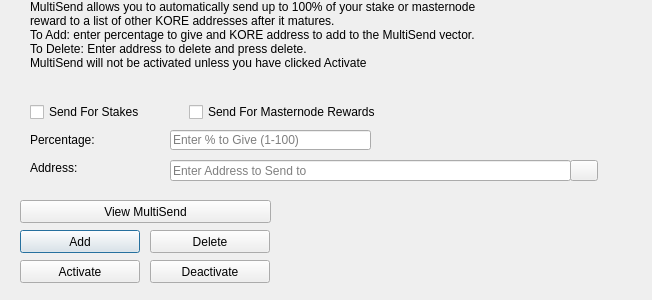
Above: src/qt/forms/multisenddialog.ui from Kore-Core/KORE before the change. Below: the same form after it.
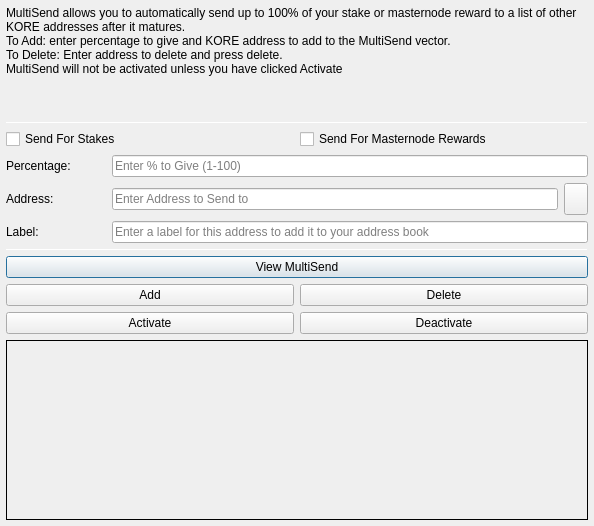
That is the form after the change. Icons and pictures are not drawn.

Diff of the .ui file:
```diff
--- a/src/qt/forms/multisenddialog.ui
+++ b/src/qt/forms/multisenddialog.ui
@@ -9,54 +9,30 @@
    <rect>
     <x>0</x>
     <y>0</y>
-    <width>652</width>
-    <height>300</height>
+    <width>594</width>
+    <height>526</height>
    </rect>
   </property>
   <property name="windowTitle">
    <string>MultiSend</string>
   </property>
-  <widget class="QLineEdit" name="multiSendPercentEdit">
-   <property name="geometry">
-    <rect>
-     <x>170</x>
-     <y>130</y>
-     <width>201</width>
-     <height>20</height>
-    </rect>
+  <layout class="QVBoxLayout" name="verticalLayout" stretch="0">
+   <property name="leftMargin">
+    <number>6</number>
    </property>
-   <property name="toolTip">
-    <string>Enter whole numbers 1 - 100</string>
+   <property name="topMargin">
+    <number>6</number>
    </property>
-   <property name="placeholderText">
-    <string>Enter % to Give (1-100)</string>
+   <property name="rightMargin">
+    <number>6</number>
    </property>
-  </widget>
-  <widget class="QLineEdit" name="multiSendAddressEdit">
-   <property name="geometry">
-    <rect>
-     <x>170</x>
-     <y>160</y>
-     <width>401</width>
-     <height>21</height>
-    </rect>
+   <property name="bottomMargin">
+    <number>6</number>
    </property>
-   <property name="toolTip">
-    <string/>
-   </property>
-   <property name="placeholderText">
-    <string>Enter Address to Send to</string>
-   </property>
-  </widget>
+   <item>
+    <layout class="QVBoxLayout" name="verticalLayout_Main" stretch="1,1,1,0,1,1,1">
+     <item>
   <widget class="QLabel" name="label_2">
-   <property name="geometry">
-    <rect>
-     <x>30</x>
-     <y>0</y>
-     <width>451</width>
-     <height>121</height>
-    </rect>
-   </property>
    <property name="lineWidth">
     <number>1</number>
    </property>
@@ -73,88 +49,55 @@
     <bool>true</bool>
    </property>
   </widget>
-  <widget class="QLabel" name="message">
-   <property name="geometry">
-    <rect>
-     <x>290</x>
-     <y>200</y>
-     <width>351</width>
-     <height>91</height>
-    </rect>
-   </property>
-   <property name="text">
-    <string/>
-   </property>
-  </widget>
-  <widget class="QPushButton" name="addButton">
-   <property name="geometry">
-    <rect>
-     <x>20</x>
-     <y>230</y>
-     <width>120</width>
-     <height>23</height>
-    </rect>
-   </property>
-   <property name="toolTip">
-    <string/>
-   </property>
-   <property name="statusTip">
-    <string>Add to MultiSend Vector</string>
-   </property>
-   <property name="text">
-    <string>Add</string>
-   </property>
-  </widget>
-  <widget class="QPushButton" name="disableButton">
-   <property name="geometry">
-    <rect>
-     <x>150</x>
-     <y>260</y>
-     <width>120</width>
-     <height>23</height>
-    </rect>
-   </property>
-   <property name="statusTip">
-    <string>Deactivate MultiSend</string>
-   </property>
+     </item>
+     <item>
+      <widget class="Line" name="line">
+       <property name="minimumSize">
+        <size>
+         <width>0</width>
+         <height>1</height>
+        </size>
+       </property>
+       <property name="maximumSize">
+        <size>
+         <width>16777215</width>
+         <height>1</height>
+        </size>
+       </property>
+       <property name="orientation">
+        <enum>Qt::Horizontal</enum>
+       </property>
+      </widget>
+     </item>
+     <item>
+      <layout class="QVBoxLayout" name="verticalLayout_Settings">
+       <item>
+        <layout class="QHBoxLayout" name="horizontalLayout">
+         <item>
+          <widget class="QCheckBox" name="multiSendStakeCheckBox">
    <property name="text">
-    <string>Deactivate</string>
-   </property>
-  </widget>
-  <widget class="QPushButton" name="addressBookButton">
-   <property name="geometry">
-    <rect>
-     <x>570</x>
-     <y>160</y>
-     <width>28</width>
-     <height>21</height>
-    </rect>
-   </property>
-   <property name="toolTip">
-    <string>Choose an address from the address book</string>
-   </property>
+            <string>Send For Stakes</string>
+           </property>
+          </widget>
+         </item>
+         <item>
+          <widget class="QCheckBox" name="multiSendMasternodeCheckBox">
    <property name="text">
-    <string/>
-   </property>
-   <property name="icon">
-    <iconset resource="../kore.qrc">
-     <normaloff>:/icons/address-book</normaloff>:/icons/address-book</iconset>
-   </property>
-   <property name="shortcut">
-    <string>Alt+A</string>
-   </property>
-   <property name="autoDefault">
-    <bool>false</bool>
-   </property>
-  </widget>
+            <string>Send For Masternode Rewards</string>
+           </property>
+          </widget>
+         </item>
+        </layout>
+       </item>
+       <item>
+        <layout class="QHBoxLayout" name="horizontalLayout_6">
+         <item>
   <widget class="QLabel" name="label">
-   <property name="geometry">
-    <rect>
-     <x>30</x>
-     <y>130</y>
-     <width>121</width>
-     <height>20</height>
-    </rect>
+           <property name="minimumSize">
+            <size>
+             <width>100</width>
+             <height>0</height>
+            </size>
    </property>
    <property name="toolTip">
     <string>Percentage of stake to send</string>
@@ -163,14 +106,28 @@
     <string>Percentage:</string>
    </property>
   </widget>
+         </item>
+         <item>
+          <widget class="QLineEdit" name="multiSendPercentEdit">
+           <property name="toolTip">
+            <string>Enter whole numbers 1 - 100</string>
+           </property>
+           <property name="placeholderText">
+            <string>Enter % to Give (1-100)</string>
+           </property>
+          </widget>
+         </item>
+        </layout>
+       </item>
+       <item>
+        <layout class="QHBoxLayout" name="horizontalLayout_7">
+         <item>
   <widget class="QLabel" name="label_5">
-   <property name="geometry">
-    <rect>
-     <x>30</x>
-     <y>160</y>
-     <width>111</width>
-     <height>16</height>
-    </rect>
+           <property name="minimumSize">
+            <size>
+             <width>100</width>
+             <height>0</height>
+            </size>
    </property>
    <property name="toolTip">
     <string>Address to send portion of stake to</string>
@@ -179,15 +136,123 @@
     <string>Address:</string>
    </property>
   </widget>
+         </item>
+         <item>
+          <widget class="QLineEdit" name="multiSendAddressEdit">
+           <property name="toolTip">
+            <string/>
+           </property>
+           <property name="placeholderText">
+            <string>Enter Address to Send to</string>
+           </property>
+          </widget>
+         </item>
+         <item>
+          <widget class="QToolButton" name="addressBookButton">
+           <property name="maximumSize">
+            <size>
+             <width>16777215</width>
+             <height>32</height>
+            </size>
+           </property>
+           <property name="toolTip">
+            <string>Choose an address from the address book</string>
+           </property>
+           <property name="text">
+            <string/>
+           </property>
+           <property name="icon">
+            <iconset resource="../kore.qrc">
+             <normaloff>:/icons/address-book</normaloff>:/icons/address-book</iconset>
+           </property>
+           <property name="shortcut">
+            <string>Alt+A</string>
+           </property>
+          </widget>
+         </item>
+        </layout>
+       </item>
+      </layout>
+     </item>
+     <item>
+      <layout class="QHBoxLayout" name="horizontalLayout_3">
+       <item>
+        <widget class="QLabel" name="label_3">
+         <property name="minimumSize">
+          <size>
+           <width>100</width>
+           <height>0</height>
+          </size>
+         </property>
+         <property name="text">
+          <string>Label:</string>
+         </property>
+        </widget>
+       </item>
+       <item>
+        <widget class="QLineEdit" name="labelAddressLabelEdit">
+         <property name="placeholderText">
+          <string>Enter a label for this address to add it to your address book</string>
+         </property>
+        </widget>
+       </item>
+      </layout>
+     </item>
+     <item>
+      <widget class="Line" name="line_2">
+       <property name="minimumSize">
+        <size>
+         <width>0</width>
+         <height>1</height>
+        </size>
+       </property>
+       <property name="maximumSize">
+        <size>
+         <width>16777215</width>
+         <height>1</height>
+        </size>
+       </property>
+       <property name="orientation">
+        <enum>Qt::Horizontal</enum>
+       </property>
+      </widget>
+     </item>
+     <item>
+      <layout class="QVBoxLayout" name="verticalLayout_Buttons">
+       <item>
+        <layout class="QHBoxLayout" name="horizontalLayout_4">
+         <item>
+          <widget class="QPushButton" name="viewButton">
+           <property name="toolTip">
+            <string/>
+           </property>
+           <property name="statusTip">
+            <string>View MultiSend Vector</string>
+           </property>
+           <property name="text">
+            <string>View MultiSend</string>
+           </property>
+          </widget>
+         </item>
+        </layout>
+       </item>
+       <item>
+        <layout class="QHBoxLayout" name="horizontalLayout_2">
+         <item>
+          <widget class="QPushButton" name="addButton">
+           <property name="toolTip">
+            <string/>
+           </property>
+           <property name="statusTip">
+            <string>Add to MultiSend Vector</string>
+           </property>
+           <property name="text">
+            <string>Add</string>
+           </property>
+          </widget>
+         </item>
+         <item>
   <widget class="QPushButton" name="deleteButton">
-   <property name="geometry">
-    <rect>
-     <x>150</x>
-     <y>230</y>
-     <width>120</width>
-     <height>23</height>
-    </rect>
-   </property>
    <property name="toolTip">
     <string/>
    </property>
@@ -198,15 +263,13 @@
     <string>Delete</string>
    </property>
   </widget>
+         </item>
+        </layout>
+       </item>
+       <item>
+        <layout class="QHBoxLayout" name="horizontalLayout_5">
+         <item>
   <widget class="QPushButton" name="activateButton">
-   <property name="geometry">
-    <rect>
-     <x>20</x>
-     <y>260</y>
-     <width>120</width>
-     <height>23</height>
-    </rect>
-   </property>
    <property name="statusTip">
     <string>Activate MultiSend</string>
    </property>
@@ -214,51 +277,55 @@
     <string>Activate</string>
    </property>
   </widget>
-  <widget class="QPushButton" name="viewButton">
-   <property name="geometry">
-    <rect>
-     <x>20</x>
-     <y>200</y>
-     <width>251</width>
-     <height>23</height>
-    </rect>
-   </property>
-   <property name="toolTip">
-    <string/>
-   </property>
+         </item>
+         <item>
+          <widget class="QPushButton" name="disableButton">
    <property name="statusTip">
     <string>View MultiSend Vector</string>
    </property>
    <property name="text">
-    <string>View MultiSend</string>
-   </property>
-  </widget>
-  <widget class="QWidget" name="horizontalLayoutWidget">
-   <property name="geometry">
-    <rect>
-     <x>30</x>
-     <y>100</y>
-     <width>351</width>
-     <height>24</height>
-    </rect>
-   </property>
-   <layout class="QHBoxLayout" name="horizontalLayout">
-    <item>
-     <widget class="QCheckBox" name="multiSendStakeCheckBox">
-      <property name="text">
-       <string>Send For Stakes</string>
-      </property>
-     </widget>
-    </item>
+            <string>Deactivate</string>
+           </property>
+          </widget>
+         </item>
+        </layout>
+       </item>
+      </layout>
+     </item>
     <item>
-     <widget class="QCheckBox" name="multiSendMasternodeCheckBox">
+      <widget class="QLabel" name="message">
+       <property name="minimumSize">
+        <size>
+         <width>0</width>
+         <height>180</height>
+        </size>
+       </property>
+       <property name="frameShape">
+        <enum>QFrame::Panel</enum>
+       </property>
+       <property name="frameShadow">
+        <enum>QFrame::Plain</enum>
+       </property>
+       <property name="lineWidth">
+        <number>1</number>
+       </property>
+       <property name="midLineWidth">
+        <number>1</number>
+       </property>
       <property name="text">
-       <string>Send For Masternode Rewards</string>
-      </property>
+        <string/>
+       </property>
+       <property name="alignment">
+        <set>Qt::AlignLeading|Qt::AlignLeft|Qt::AlignTop</set>
+       </property>
+       <property name="wordWrap">
+        <bool>true</bool>
+       </property>
      </widget>
     </item>
    </layout>
-  </widget>
+   </item>
+  </layout>
  </widget>
  <resources>
   <include location="../kore.qrc"/>
```
Left out of the diff: 2 changed lines with no effect on the pictures. Lines whose indentation alone changed are shown as unchanged.
